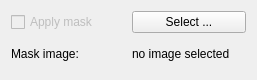
Old version of the form lavuelib/ui/MaskWidget.ui in the repository syncope/lavue.
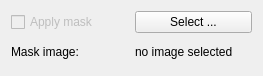
New version of the form.

The edit to the form file:
```diff
--- a/lavuelib/ui/MaskWidget.ui
+++ b/lavuelib/ui/MaskWidget.ui
@@ -6,8 +6,8 @@
    <rect>
     <x>0</x>
     <y>0</y>
-    <width>257</width>
-    <height>80</height>
+    <width>263</width>
+    <height>76</height>
    </rect>
   </property>
   <property name="windowTitle">
```
